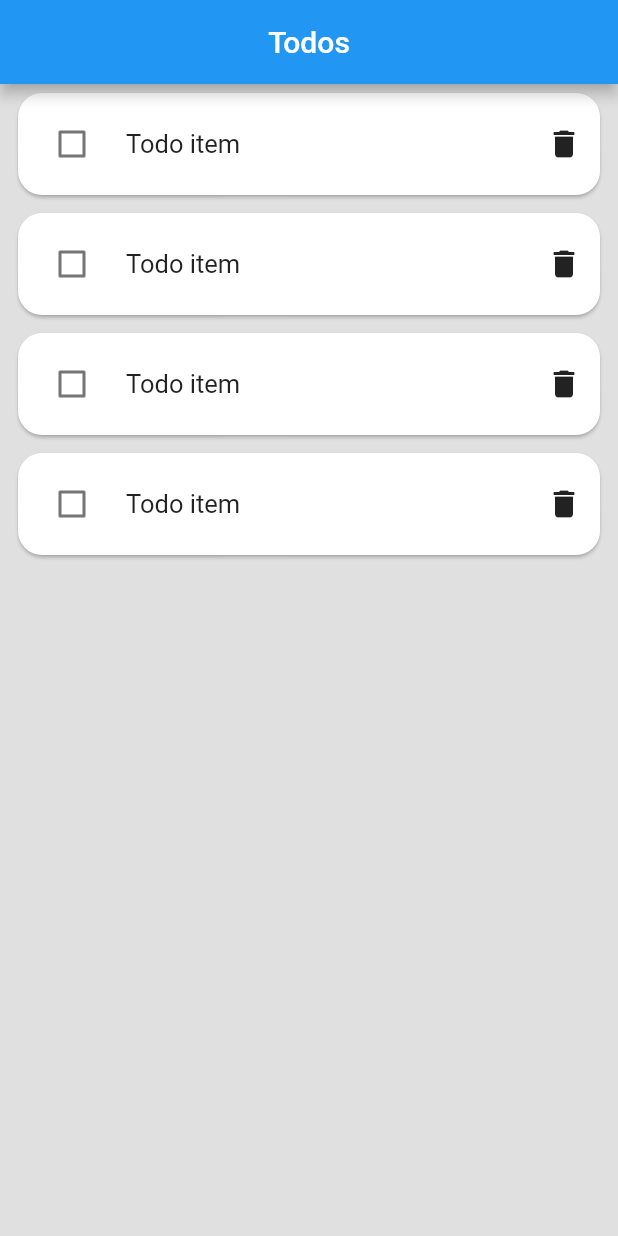
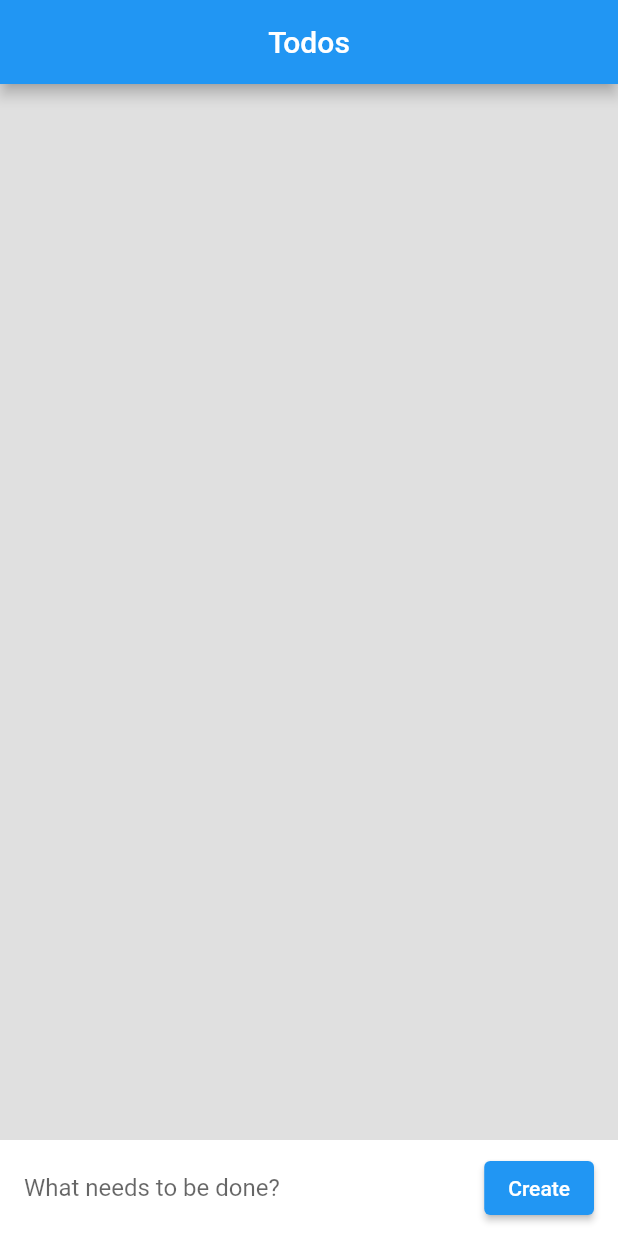
Before and after one commit to gorkemunuvar/Todo-App, a Flutter app: the screen it shows after launch, on a phone screen of 412 x 824 dp. Run offline on Flutter 3.47's test engine with Material 2 defaults, Android fonts, the phone set to English and light mode, and no system bars; our stand-ins replace dartz, equatable, flutter_bloc, get_it, injectable.

Commit message:
feat: add mock usecases and create implement TodoState

```diff
--- a/lib/features/todo/domain/usecases/usecases.dart
+++ b/lib/features/todo/domain/usecases/usecases.dart
@@ -0,0 +1,4 @@
+export 'create_todo_usecase.dart';
+export 'delete_todo_usecase.dart';
+export 'get_todos_usecase.dart';
+export 'update_todo_status_usecase.dart';
--- a/lib/features/todo/presentation/cubit/todo_cubit_cubit.dart
+++ /dev/null
@@ -1,8 +0,0 @@
-import 'package:flutter_bloc/flutter_bloc.dart';
-import 'package:equatable/equatable.dart';
-
-part 'todo_cubit_state.dart';
-
-class TodoCubitCubit extends Cubit<TodoCubitState> {
-  TodoCubitCubit() : super(TodoCubitInitial());
-}
--- a/lib/features/todo/presentation/presentation.dart
+++ b/lib/features/todo/presentation/presentation.dart
@@ -1,2 +1,2 @@
-export 'cubit/todo_cubit_cubit.dart';
+export 'cubit/todo_cubit.dart';
 export 'screens/screens.dart';
--- a/lib/features/todo/presentation/screens/todos_screen.dart
+++ b/lib/features/todo/presentation/screens/todos_screen.dart
@@ -1,5 +1,6 @@
 import 'package:flutter/material.dart';
 
+import '../../domain/domain.dart';
 import 'widgets/widgets.dart';
 
 class TodoScreen extends StatelessWidget {
@@ -12,7 +13,15 @@ class TodoScreen extends StatelessWidget {
         title: const Center(child: Text('Todos')),
       ),
       backgroundColor: Colors.grey[300],
-      body: const TodoListView(),
+      body: Column(
+        mainAxisSize: MainAxisSize.max,
+        children: [
+          const Expanded(child: TodoListView([])),
+          CreateTodoField(onCreateButtonPressed: _onCreateButtonPressed),
+        ],
+      ),
     );
   }
+
+  void _onCreateButtonPressed(String text) {}
 }
--- /dev/null
+++ b/lib/features/todo/presentation/screens/widgets/create_todo_field.dart
@@ -0,0 +1,62 @@
+import 'package:flutter/material.dart';
+
+typedef OnCreateButtonPressed = void Function(String text);
+
+class CreateTodoField extends StatefulWidget {
+  const CreateTodoField({
+    required this.onCreateButtonPressed,
+    super.key,
+  });
+
+  final OnCreateButtonPressed onCreateButtonPressed;
+
+  static const _hintText = 'What needs to be done?';
+  static const _buttonTitle = 'Create';
+  static const _padding = EdgeInsets.symmetric(vertical: 8.0, horizontal: 16.0);
+
+  @override
+  State<CreateTodoField> createState() => _CreateTodoFieldState();
+}
+
+class _CreateTodoFieldState extends State<CreateTodoField> {
+  late final TextEditingController _textController;
+
+  @override
+  void initState() {
+    super.initState();
+    _textController = TextEditingController();
+  }
+
+  @override
+  Widget build(BuildContext context) {
+    return Container(
+      color: Colors.white,
+      child: Padding(
+        padding: CreateTodoField._padding,
+        child: Row(
+          children: [
+            Expanded(
+              child: TextField(
+                controller: _textController,
+                decoration: const InputDecoration(
+                  hintText: CreateTodoField._hintText,
+                  border: InputBorder.none,
+                ),
+              ),
+            ),
+            const SizedBox(width: 8.0),
+            ElevatedButton(
+              onPressed: _onCreateButtonPressed,
+              child: const Text(CreateTodoField._buttonTitle),
+            ),
+          ],
+        ),
+      ),
+    );
+  }
+
+  void _onCreateButtonPressed() {
+    widget.onCreateButtonPressed(_textController.text);
+    _textController.clear();
+  }
+}
--- a/lib/features/todo/presentation/screens/widgets/todo_item/check_box.dart
+++ b/lib/features/todo/presentation/screens/widgets/todo_item/check_box.dart
@@ -1,8 +1,8 @@
 import 'package:flutter/material.dart';
 
-typedef OnCheckBoxChanged = void Function(bool value);
+typedef OnCheckBoxChanged = void Function(bool? value);
 
-class CheckBox extends StatefulWidget {
+class CheckBox extends StatelessWidget {
   const CheckBox({
     this.initialValue = false,
     required this.onChanged,
@@ -13,30 +13,10 @@ class CheckBox extends StatefulWidget {
   final OnCheckBoxChanged onChanged;
 
   @override
-  State<CheckBox> createState() => CheckBoxState();
-}
-
-class CheckBoxState extends State<CheckBox> {
-  late bool _value;
-
-  @override
-  void initState() {
-    super.initState();
-    _value = widget.initialValue;
-  }
-
-  @override
   Widget build(BuildContext context) {
     return Checkbox(
-      value: _value,
-      onChanged: _onChanged,
+      value: initialValue,
+      onChanged: onChanged,
     );
   }
-
-  void _onChanged(bool? value) {
-    setState(() {
-      _value = value!;
-      widget.onChanged(_value);
-    });
-  }
 }
--- a/lib/features/todo/presentation/screens/widgets/todo_item/todo_item.dart
+++ b/lib/features/todo/presentation/screens/widgets/todo_item/todo_item.dart
@@ -1,17 +1,26 @@
 import 'package:flutter/material.dart';
 
+import '../../../../domain/domain.dart';
 import 'check_box.dart';
 import 'delete_button.dart';
 
 class TodoItem extends StatelessWidget {
-  const TodoItem({super.key});
+  const TodoItem({
+    required this.todo,
+    super.key,
+  });
 
+  final Todo todo;
+
+  static const _height = 80.0;
   static const _padding = EdgeInsets.symmetric(vertical: 2.0, horizontal: 8.0);
 
   @override
   Widget build(BuildContext context) {
+    final textDecoration = todo.isCompleted ? TextDecoration.lineThrough : TextDecoration.none;
+
     return SizedBox(
-      height: 80,
+      height: _height,
       child: Padding(
         padding: _padding,
         child: Card(
@@ -23,14 +32,17 @@ class TodoItem extends StatelessWidget {
               Padding(
                 padding: const EdgeInsets.symmetric(horizontal: 12.0),
                 child: CheckBox(
-                  initialValue: false,
+                  initialValue: todo.isCompleted,
                   onChanged: (value) {},
                 ),
               ),
-              const Expanded(
+              Expanded(
                 child: Text(
-                  'Todo item',
-                  style: TextStyle(fontSize: 17.0),
+                  todo.title,
+                  style: TextStyle(
+                    fontSize: 17.0,
+                    decoration: textDecoration,
+                  ),
                 ),
               ),
               DeleteButton(
--- a/lib/features/todo/presentation/screens/widgets/todo_list_view.dart
+++ b/lib/features/todo/presentation/screens/widgets/todo_list_view.dart
@@ -1,19 +1,20 @@
 import 'package:flutter/material.dart';
 
+import '../../../domain/domain.dart';
 import 'todo_item/todo_item.dart';
 
 class TodoListView extends StatelessWidget {
-  const TodoListView({super.key});
+  const TodoListView(
+    this.todos, {
+    super.key,
+  });
+
+  final List<Todo> todos;
 
   @override
   Widget build(BuildContext context) {
     return ListView(
-      children: const [
-        TodoItem(),
-        TodoItem(),
-        TodoItem(),
-        TodoItem(),
-      ],
+      children: todos.map((todo) => TodoItem(todo: todo)).toList(),
     );
   }
 }
--- a/lib/features/todo/presentation/screens/widgets/widgets.dart
+++ b/lib/features/todo/presentation/screens/widgets/widgets.dart
@@ -1,2 +1,3 @@
+export 'create_todo_field.dart';
 export 'todo_item/todo_item.dart';
 export 'todo_list_view.dart';
```
Also changed, not shown: lib/features/todo/domain/usecases/create_todo_usecase.dart (added, +12 -0 lines), lib/features/todo/domain/usecases/delete_todo_usecase.dart (added, +11 -0 lines), lib/features/todo/domain/usecases/get_todos_usecase.dart (added, +65 -0 lines), lib/features/todo/domain/usecases/update_todo_status_usecase.dart (added, +11 -0 lines), lib/features/todo/presentation/cubit/todo_cubit.dart (added, +26 -0 lines), lib/features/todo/presentation/cubit/todo_cubit_state.dart (deleted, +0 -10 lines), lib/features/todo/presentation/cubit/todo_state.dart (added, +74 -0 lines), lib/core/injection/injection.config.dart.
